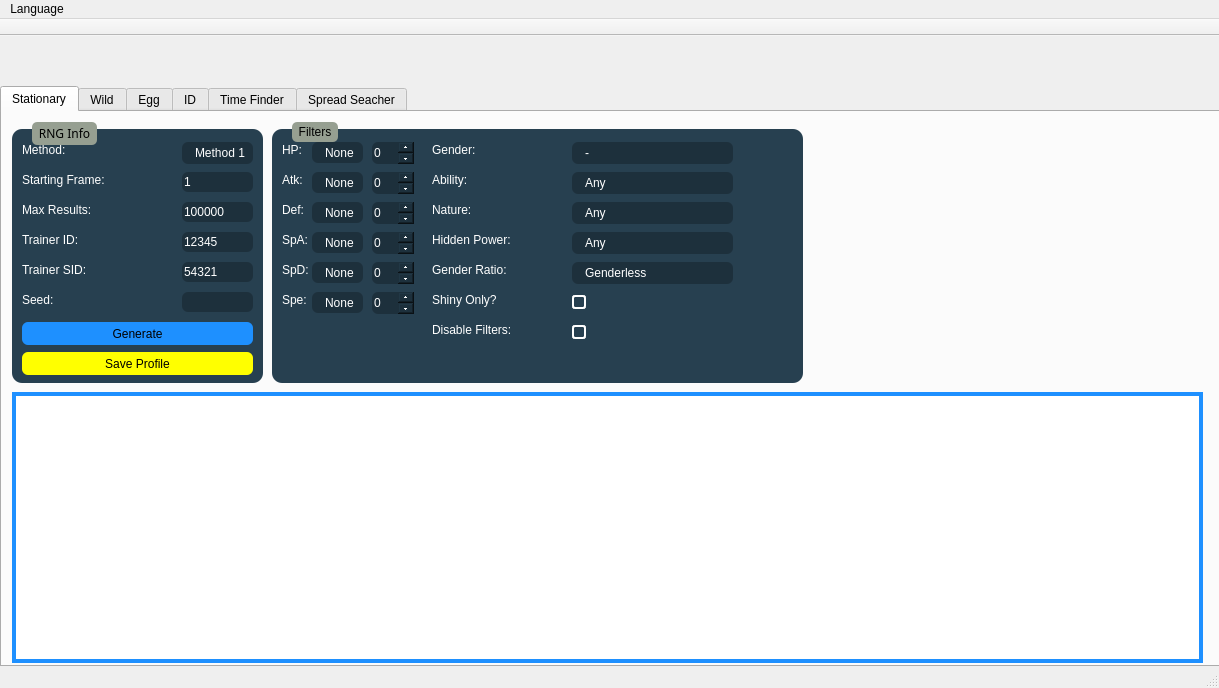
Qt form Forms/mainwindow.ui (Admiral-Fish/PokeFinder) before a commit.
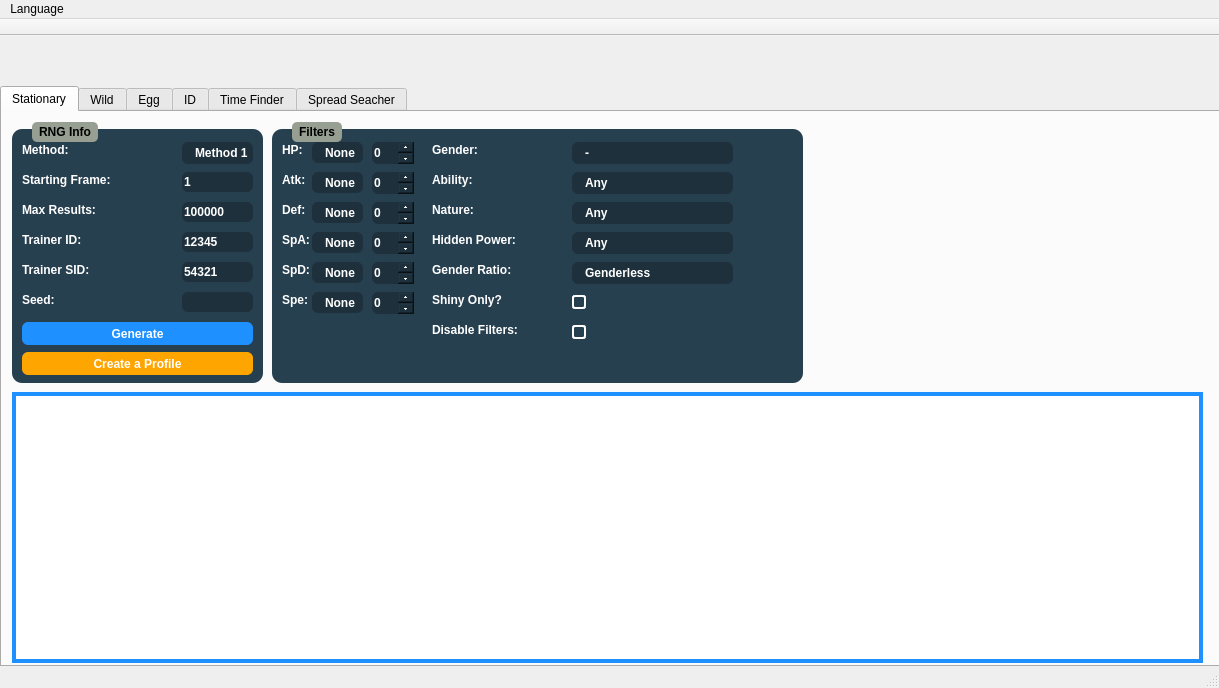
The same form after that commit. Icons and pictures are not drawn.

What changed in the file:
```diff
--- a/Forms/mainwindow.ui
+++ b/Forms/mainwindow.ui
@@ -67,7 +67,13 @@
 	background-color: #274050;
 	border-radius: 10px;
 	margin-top: 7px;
-	font-family: Myriad;
+	font-family: &quot;Myriad Pro&quot;, Montserrat;
+	font-weight: 500;
+}
+
+.QGroupBox * {
+		font-family: &quot;Myriad Pro&quot;, Montserrat;
+		font-weight: 500;
 }
 
 QComboBox {
@@ -103,6 +109,7 @@
 QPushButton {
 	border: none;
 	border-radius: 6px;
+	color: white;
 }
 </string>
       </property>
@@ -376,11 +383,11 @@
        </property>
        <property name="styleSheet">
         <string notr="true">QPushButton {
-	background-color: yellow;
+	background-color: orange;
 }</string>
        </property>
        <property name="text">
-        <string>Save Profile</string>
+        <string>Create a Profile</string>
        </property>
        <property name="checkable">
         <bool>false</bool>
@@ -453,6 +460,13 @@
 	background-color: #274050;
 	border-radius: 10px;
 	margin-top: 7px;
+	font-family: &quot;Myriad Pro&quot;, Montserrat;
+	font-weight: 500;
+}
+
+.QGroupBox * {
+		font-family: &quot;Myriad Pro&quot;, Montserrat;
+		font-weight: 500;
 }
 
 QComboBox {
```
Left out of the diff: 277 changed lines with no effect on the pictures.
